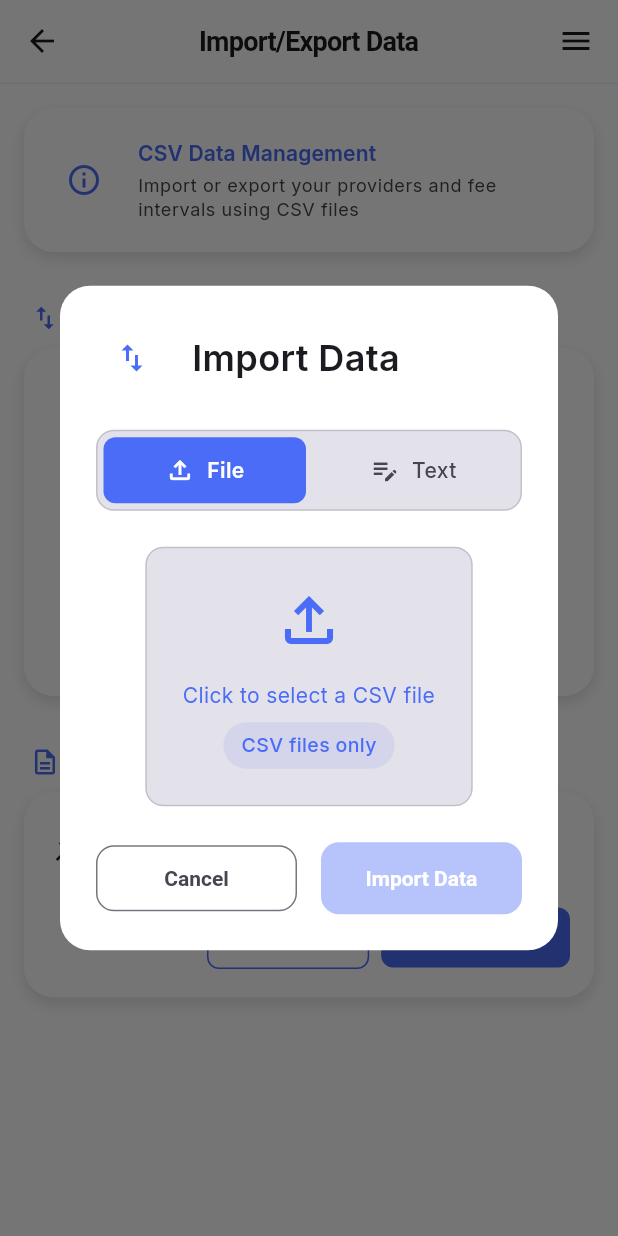
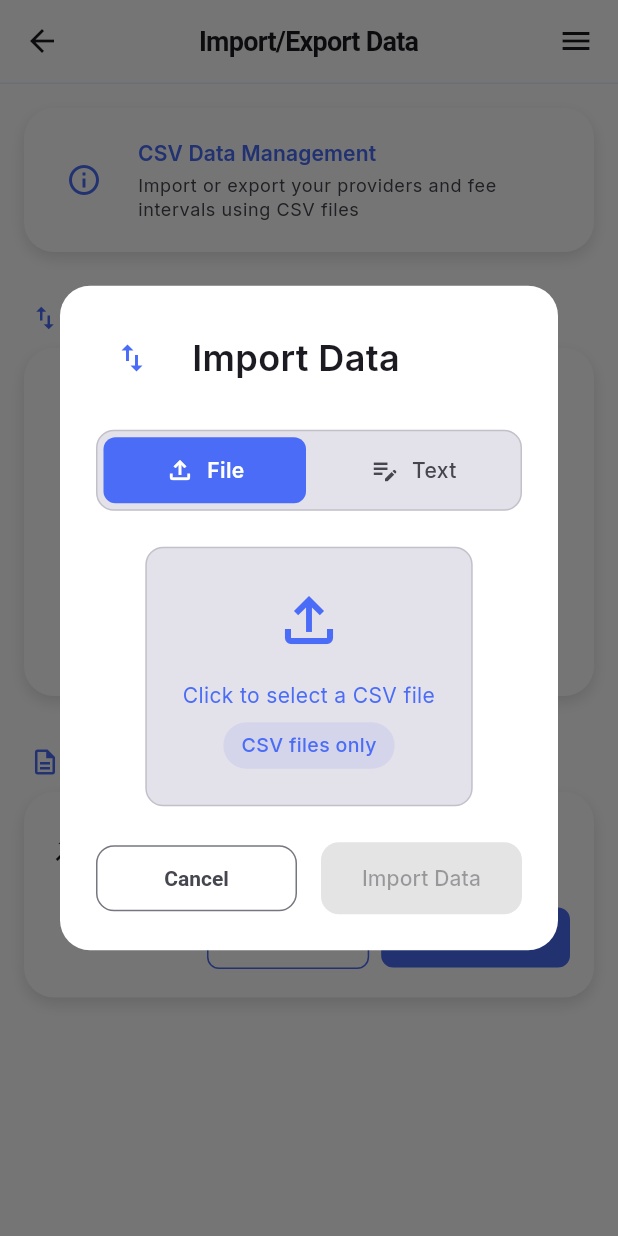
Before and after one commit to elsycharles/feezer, a Flutter app: the CsvManagementScreen screen opened by its route, after a tap on "Import Data", on a phone screen of 412 x 824 dp. Run offline on Flutter 3.47's test engine with Material 3 defaults, Android fonts, the phone set to English and light mode, and no system bars; our stand-ins replace csv, file_picker, flutter_svg, shared_preferences, sqflite; accounts and stored records are empty.

Commit message:
debug (design) : button not displayed completely

```diff
--- a/lib/screen/settings/csv_management_screen.dart
+++ b/lib/screen/settings/csv_management_screen.dart
@@ -11,7 +11,6 @@ import '../../widget/app_bar.dart' as custom;
 import '../../widget/app_toast.dart';
 import '../../widget/surface_card.dart';
 import '../../widget/interactive_surface.dart';
-import '../../widget/loading_button.dart';
 import '../../l10n/app_localizations.dart';
 import '../../provider/locale_provider.dart';
 import '../../provider/currency_provider.dart';
@@ -1089,10 +1088,42 @@ class _ImportActions extends StatelessWidget {
         ),
         const SizedBox(width: 16),
         Expanded(
-          child: LoadingButton(
-            text: AppLocalizations.of(context).importData,
-            onPressed: canImport ? onImport : null,
-            isLoading: isImporting,
+          child: FilledButton(
+            onPressed: canImport && !isImporting ? onImport : null,
+            style: FilledButton.styleFrom(
+              backgroundColor: canImport && !isImporting
+                  ? colorScheme.primary
+                  : colorScheme.onSurface.withValues(alpha: 0.12),
+              foregroundColor: canImport && !isImporting
+                  ? colorScheme.onPrimary
+                  : colorScheme.onSurface.withValues(alpha: 0.38),
+              padding: const EdgeInsets.symmetric(vertical: 14),
+              shape: RoundedRectangleBorder(
+                borderRadius: BorderRadius.circular(12),
+              ),
+              disabledBackgroundColor: colorScheme.onSurface.withValues(alpha: 0.12),
+              disabledForegroundColor: colorScheme.onSurface.withValues(alpha: 0.38),
+            ),
+            child: AnimatedSwitcher(
+              duration: const Duration(milliseconds: 200),
+              child: isImporting
+                  ? const SizedBox(
+                      key: ValueKey('loading'),
+                      width: 18,
+                      height: 18,
+                      child: CircularProgressIndicator(
+                        strokeWidth: 2,
+                        valueColor: AlwaysStoppedAnimation<Color>(Colors.white),
+                      ),
+                    )
+                  : Center(
+                      key: ValueKey('text'),
+                      child: Text(
+                        AppLocalizations.of(context).importData,
+                        textAlign: TextAlign.center,
+                      ),
+                    ),
+            ),
           ),
         ),
       ],
```
